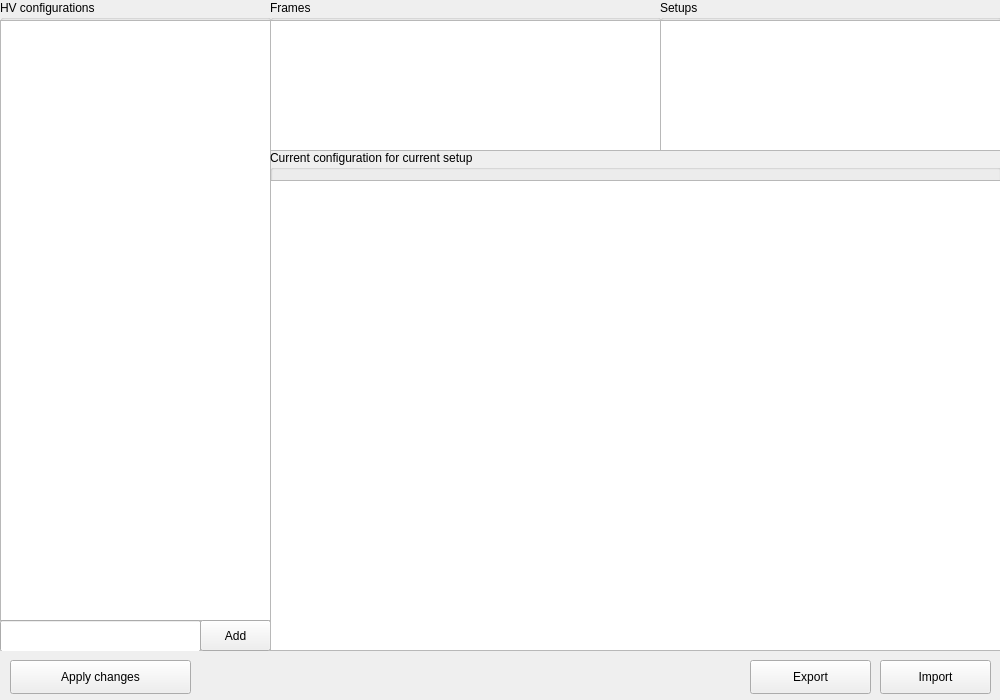
The window that mainwindow.ui (JPETTomography/JPet-HV-GUI-tool) describes before a commit, drawn with Qt 5.
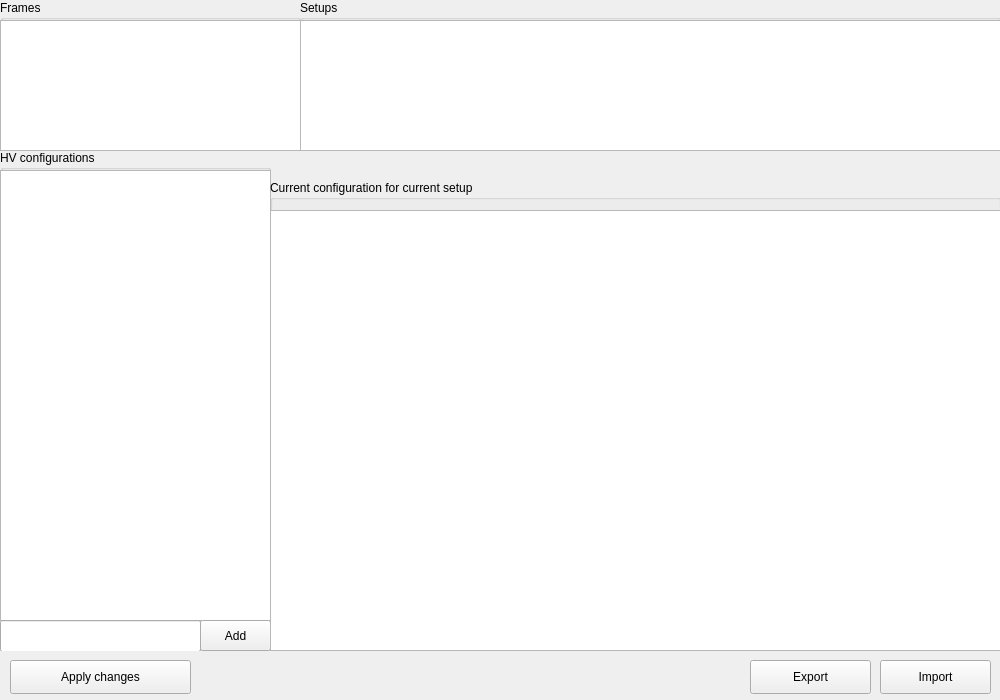
The same window after the commit.

Diff of the .ui file:
```diff
--- a/mainwindow.ui
+++ b/mainwindow.ui
@@ -36,9 +36,9 @@
     <property name="geometry">
      <rect>
       <x>0</x>
-      <y>0</y>
+      <y>150</y>
       <width>271</width>
-      <height>651</height>
+      <height>501</height>
      </rect>
     </property>
     <property name="title">
@@ -50,7 +50,7 @@
        <x>0</x>
        <y>20</y>
        <width>271</width>
-       <height>601</height>
+       <height>451</height>
       </rect>
      </property>
      <property name="alternatingRowColors">
@@ -61,7 +61,7 @@
      <property name="geometry">
       <rect>
        <x>200</x>
-       <y>620</y>
+       <y>470</y>
        <width>71</width>
        <height>31</height>
       </rect>
@@ -74,7 +74,7 @@
      <property name="geometry">
       <rect>
        <x>0</x>
-       <y>620</y>
+       <y>470</y>
        <width>201</width>
        <height>32</height>
       </rect>
@@ -84,9 +84,9 @@
    <widget class="QGroupBox" name="groupBox_2">
     <property name="geometry">
      <rect>
-      <x>270</x>
+      <x>0</x>
       <y>0</y>
-      <width>391</width>
+      <width>301</width>
       <height>151</height>
      </rect>
     </property>
@@ -98,7 +98,7 @@
       <rect>
        <x>0</x>
        <y>20</y>
-       <width>391</width>
+       <width>301</width>
        <height>131</height>
       </rect>
      </property>
@@ -110,9 +110,9 @@
    <widget class="QGroupBox" name="groupBox_3">
     <property name="geometry">
      <rect>
-      <x>660</x>
+      <x>300</x>
       <y>0</y>
-      <width>341</width>
+      <width>701</width>
       <height>151</height>
      </rect>
     </property>
@@ -124,7 +124,7 @@
       <rect>
        <x>0</x>
        <y>20</y>
-       <width>341</width>
+       <width>701</width>
        <height>131</height>
       </rect>
      </property>
@@ -137,9 +137,9 @@
     <property name="geometry">
      <rect>
       <x>270</x>
-      <y>150</y>
+      <y>180</y>
       <width>731</width>
-      <height>501</height>
+      <height>471</height>
      </rect>
     </property>
     <property name="title">
@@ -151,7 +151,7 @@
        <x>0</x>
        <y>30</y>
        <width>731</width>
-       <height>471</height>
+       <height>441</height>
       </rect>
      </property>
      <property name="alternatingRowColors">
```
